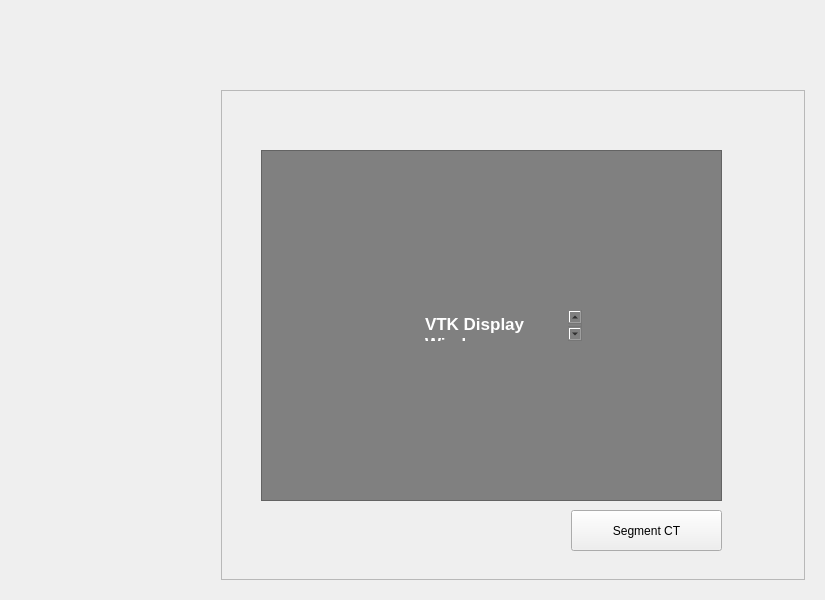
The window that frontend_pages/segmentation/segmentation_window.ui (sdpunit/OrthoVis) describes before a commit, drawn with Qt 5.
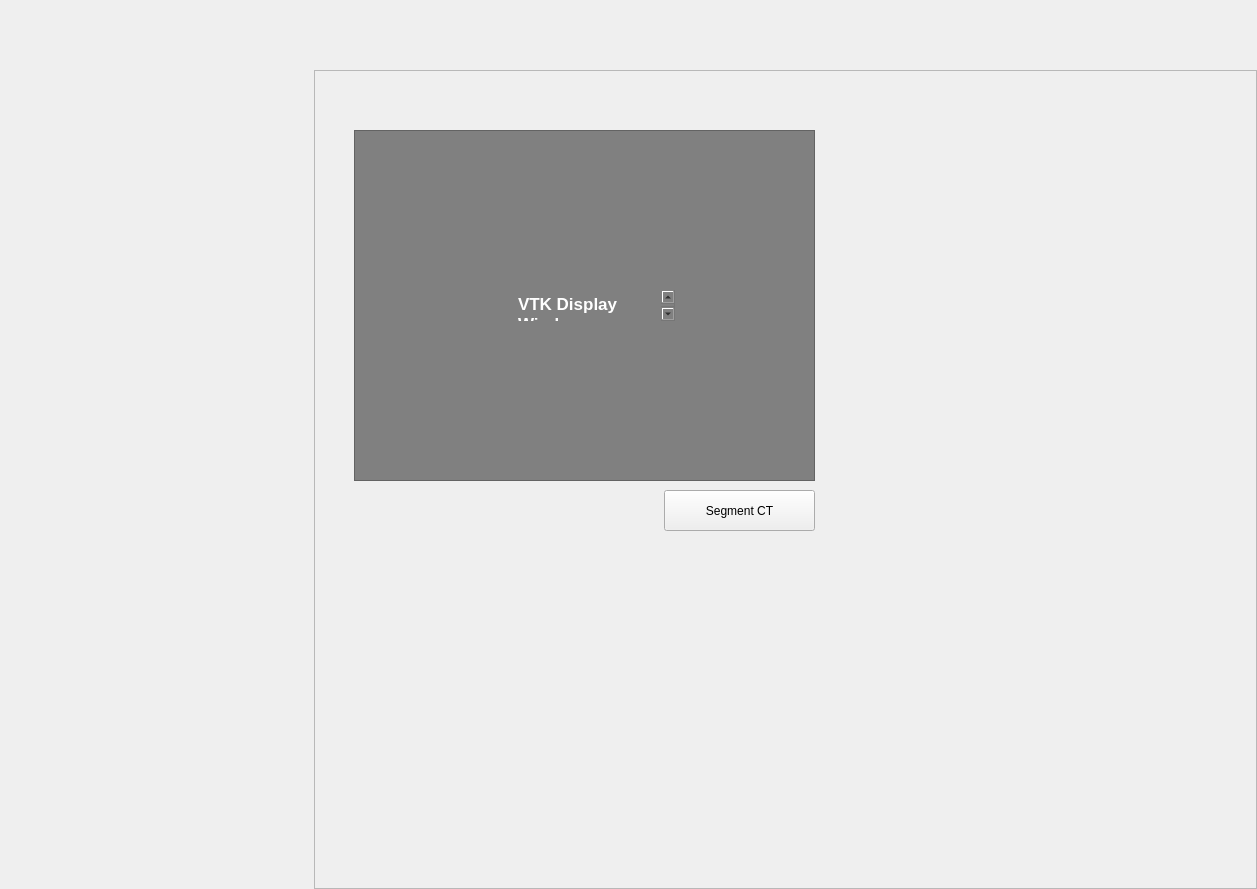
The same window after the commit. Custom widgets are drawn as their Qt base class.

Commit message: Adjust Segmentation structure and layout

```diff
--- a/frontend_pages/segmentation/segmentation_window.ui
+++ b/frontend_pages/segmentation/segmentation_window.ui
@@ -6,17 +6,29 @@
    <rect>
     <x>0</x>
     <y>0</y>
-    <width>825</width>
-    <height>600</height>
+    <width>1257</width>
+    <height>889</height>
    </rect>
   </property>
   <property name="windowTitle">
    <string>Form</string>
   </property>
-  <layout class="QHBoxLayout" name="horizontalLayout" stretch="0">
-   <item>
-    <widget class="QWidget" name="widget" native="true">
-     <layout class="QHBoxLayout" name="horizontalLayout_2" stretch="1,3">
+  <layout class="QHBoxLayout" name="horizontalLayout" stretch="1,3">
+   <property name="spacing">
+    <number>0</number>
+   </property>
+   <property name="leftMargin">
+    <number>0</number>
+   </property>
+   <property name="topMargin">
+    <number>0</number>
+   </property>
+   <property name="rightMargin">
+    <number>0</number>
+   </property>
+   <property name="bottomMargin">
+    <number>0</number>
+   </property>
       <item>
        <widget class="Sidebar" name="sidebar" native="true">
         <property name="sizePolicy">
@@ -120,8 +132,8 @@
 hr { height: 1px; border-width: 0; }
 li.unchecked::marker { content: &quot;\2610&quot;; }
 li.checked::marker { content: &quot;\2612&quot;; }
-&lt;/style&gt;&lt;/head&gt;&lt;body style=&quot; font-family:'.AppleSystemUIFont'; font-size:13pt; font-weight:400; font-style:normal;&quot;&gt;
-&lt;p style=&quot; margin-top:0px; margin-bottom:0px; margin-left:0px; margin-right:0px; -qt-block-indent:0; text-indent:0px;&quot;&gt;&lt;span style=&quot; font-weight:700;&quot;&gt;VTK Display Window&lt;/span&gt;&lt;/p&gt;&lt;/body&gt;&lt;/html&gt;</string>
+&lt;/style&gt;&lt;/head&gt;&lt;body style=&quot; font-family:'Segoe UI'; font-size:10.5pt; font-weight:400; font-style:normal;&quot;&gt;
+&lt;p style=&quot; margin-top:0px; margin-bottom:0px; margin-left:0px; margin-right:0px; -qt-block-indent:0; text-indent:0px;&quot;&gt;&lt;span style=&quot; font-family:'.AppleSystemUIFont'; font-size:13pt; font-weight:700;&quot;&gt;VTK Display Window&lt;/span&gt;&lt;/p&gt;&lt;/body&gt;&lt;/html&gt;</string>
              </property>
             </widget>
            </widget>
@@ -138,9 +150,8 @@
              <string>Segment CT</string>
             </property>
            </widget>
-          </widget>
-         </item>
-        </layout>
+        <zorder>segment_btn_2</zorder>
+        <zorder>frame_3</zorder>
        </widget>
       </item>
      </layout>
```
Left out of the diff: 2 changed lines with no effect on the pictures. Lines whose indentation alone changed are shown as unchanged. The commit also changes 2 other files.
